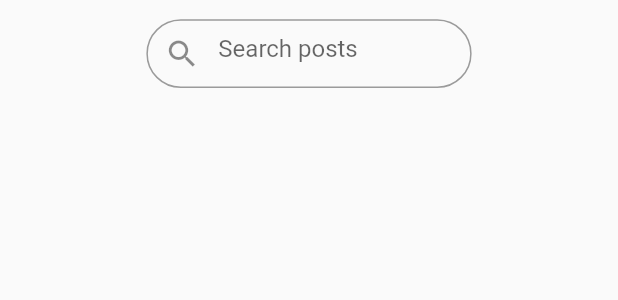
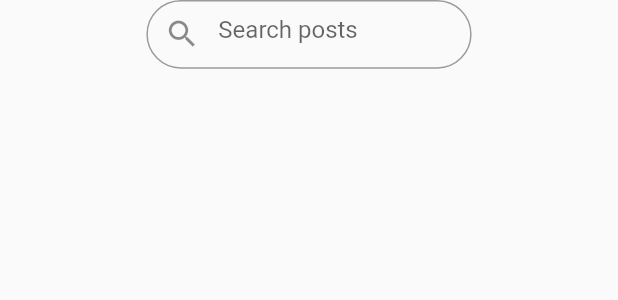
Before and after one commit to MichelineMedhat/Summer_Challenge, a Flutter app: the HomePage widget shown alone on an empty page, opened directly, on a phone screen of 412 x 824 dp. Shown: the top 300 px of the screen. Run offline on Flutter 3.47's test engine with Material 2 defaults, Android fonts, the phone set to English and light mode, and no system bars; our stand-ins replace bloc, cloud_firestore, equatable, flutter_bloc, rxdart, shared_preferences; missing offline and left inert: firebase, image_picker_web; accounts and stored records are empty.

```diff
--- a/user/lib/screens/home_page.dart
+++ b/user/lib/screens/home_page.dart
@@ -30,10 +30,7 @@ class _HomePage extends State<HomePage> {
   @override
   Widget build(BuildContext context) {
     return SingleChildScrollView(
-      padding: EdgeInsets.all(MediaQuery.of(context).size.width / 32),
-      child: Column(
-        mainAxisAlignment: MainAxisAlignment.center,
-        children: [
+      child: Column(mainAxisAlignment: MainAxisAlignment.center, children: [
         Container(
           width: MediaQuery.of(context).size.width / 1.9,
           height: MediaQuery.of(context).size.height / 18,
@@ -60,7 +57,9 @@ class _HomePage extends State<HomePage> {
                 : MediaQuery.of(context).size.width,
             child: BlocBuilder<PostBloc, PostState>(
               builder: (context, state) {
-                  if (state is AllPostsLoading) {
+                if (state is AllPostsLoading ||
+                    state is PostUploading ||
+                    state is PostUploaded) {
                   return Container(
                     child: Center(
                       child: Column(
@@ -83,7 +82,8 @@ class _HomePage extends State<HomePage> {
                 }
               },
             )),
-        ]));
+      ]),
+    );
   }
 
   void _onFilterSubmitted() {
```
Also changed, not shown: user/lib/widgets/post_widget.dart (+9 -3 lines). Lines whose indentation alone changed are shown as unchanged.
